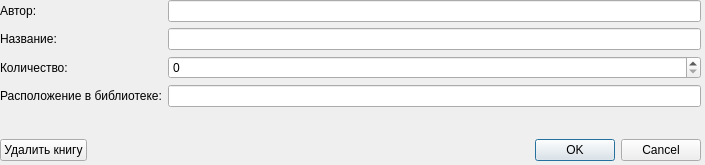
Before: the Qt Designer form BookDialog.ui in sofia-on-air/librarian, drawn with Qt 5.
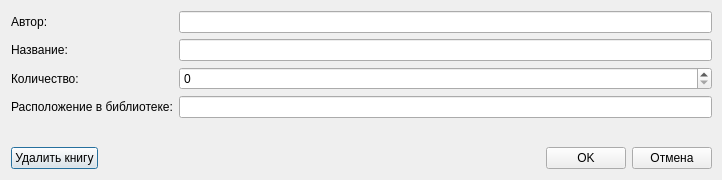
After: the same form once the commit is applied.

```diff
--- a/BookDialog.ui
+++ b/BookDialog.ui
@@ -6,20 +6,32 @@
    <rect>
     <x>0</x>
     <y>0</y>
-    <width>705</width>
-    <height>165</height>
+    <width>722</width>
+    <height>180</height>
    </rect>
   </property>
+  <property name="minimumSize">
+   <size>
+    <width>722</width>
+    <height>180</height>
+   </size>
+  </property>
+  <property name="maximumSize">
+   <size>
+    <width>722</width>
+    <height>180</height>
+   </size>
+  </property>
   <property name="windowTitle">
    <string>Dialog</string>
   </property>
   <widget class="QWidget" name="">
    <property name="geometry">
     <rect>
-     <x>0</x>
-     <y>0</y>
+     <x>11</x>
+     <y>11</y>
      <width>701</width>
-     <height>161</height>
+     <height>158</height>
     </rect>
    </property>
    <layout class="QVBoxLayout" name="verticalLayout">
@@ -77,12 +89,29 @@
        </widget>
       </item>
       <item>
-       <widget class="QDialogButtonBox" name="buttonBox">
+       <spacer name="horizontalSpacer">
         <property name="orientation">
          <enum>Qt::Horizontal</enum>
         </property>
-        <property name="standardButtons">
-         <set>QDialogButtonBox::Cancel|QDialogButtonBox::Ok</set>
+        <property name="sizeHint" stdset="0">
+         <size>
+          <width>40</width>
+          <height>20</height>
+         </size>
+        </property>
+       </spacer>
+      </item>
+      <item>
+       <widget class="QPushButton" name="okButton">
+        <property name="text">
+         <string>OK</string>
+        </property>
+       </widget>
+      </item>
+      <item>
+       <widget class="QPushButton" name="cancelButton">
+        <property name="text">
+         <string>Отмена</string>
         </property>
        </widget>
       </item>
```
Left out of the diff: 38 changed lines with no effect on the pictures.
